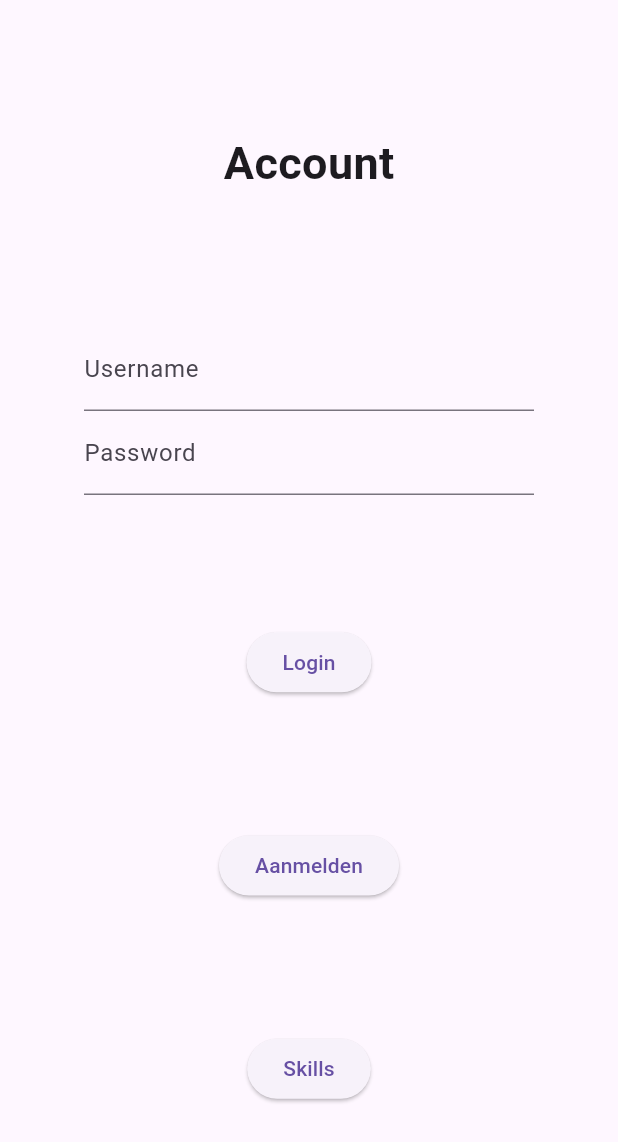
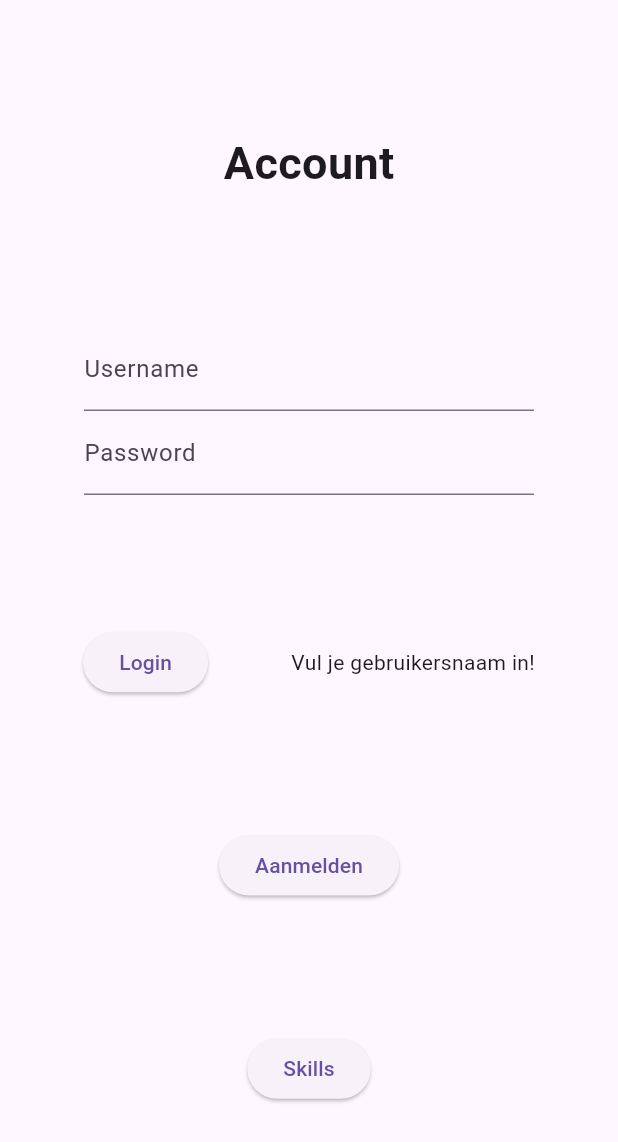
Before and after one commit to GamerCatGirl/MasterThesisApp, a Flutter app: the Profile screen opened by its route, after a tap on "Login", on a phone screen of 412 x 824 dp. Shown: the top 1142 px of the screen. Run offline on Flutter 3.47's test engine with Material 3 defaults, Android fonts, the phone set to English and light mode, and no system bars; our stand-ins replace cloud_firestore, firebase_core, firebase_database, fl_chart, flutter_rating_bar, shared_preferences; accounts and stored records are empty.

Commit message:
preference package

```diff
--- a/lib/main.dart
+++ b/lib/main.dart
@@ -1,5 +1,6 @@
 import 'package:flutter/material.dart';
 import 'package:mathapp/pages/home.dart';
+import 'package:mathapp/pages/learning_path.dart';
 import 'package:mathapp/pages/logic.dart';
 import 'package:mathapp/pages/profile.dart';
 import 'package:mathapp/pages/setting.dart';
@@ -34,6 +35,7 @@ class MyApp extends StatelessWidget {
       // TODO: los routing op!!!!
       routes: {
         '/home': (context) => Home(),
+        '/learning-path': (context) => LearningPath(),
         '/profile': (context) => Profile(),
         '/setting': (context) => Setting(),
         '/signIn': (context) => Signin(),
--- a/lib/pages/profile.dart
+++ b/lib/pages/profile.dart
@@ -1,6 +1,8 @@
 import 'package:flutter/material.dart';
 import 'package:mathapp/components/title.dart';
 import 'package:mathapp/pages/signIn.dart';
+import 'package:cloud_firestore/cloud_firestore.dart';
+import 'package:shared_preferences/shared_preferences.dart';
 
 class Profile extends StatefulWidget {
   const Profile({super.key});
@@ -12,6 +14,9 @@ class Profile extends StatefulWidget {
 class _ProfileState extends State<Profile> {
   final TextEditingController username = TextEditingController();
   final TextEditingController password = TextEditingController();
+  FirebaseFirestore db = FirebaseFirestore.instance;
+
+  String errorLogin = "";
 
   int selectedPage = 0;
 
@@ -37,6 +42,40 @@ class _ProfileState extends State<Profile> {
     Navigator.pushNamed(context, '/skills');
   }
 
+  void login() {
+    var user = username.text;
+    var pass = password.text;
+
+    CollectionReference dbUsers = db.collection("users");
+
+    if (user.isEmpty) {
+      setState(() {
+        errorLogin = "Vul je gebruikersnaam in!";
+      });
+    } else if (pass.isEmpty) {
+      setState(() {
+        errorLogin = "Vull je passwoord in!";
+      });
+    } else {
+      final docRef = dbUsers.doc(username.text);
+      docRef.get().then((doc) {
+        //TODO
+        final data = doc.data() as Map<String, dynamic>;
+        final passCheck = data['password'];
+
+        if (passCheck == pass) {
+          print("logged in");
+        } else {
+          setState(() {
+            errorLogin = "Fout paswoord!";
+          });
+        }
+
+        print(passCheck);
+      });
+    }
+  }
+
   @override
   Widget build(BuildContext context) {
     var inputUsername = SizedBox(
@@ -59,7 +98,7 @@ class _ProfileState extends State<Profile> {
           ),
         ));
 
-    final loginButton = ElevatedButton(onPressed: () {}, child: Text('Login'));
+    final loginButton = ElevatedButton(onPressed: login, child: Text('Login'));
     final signInButton =
         ElevatedButton(onPressed: _ToSignIn, child: Text('Aanmelden'));
     final skillsButton =
@@ -74,7 +113,15 @@ class _ProfileState extends State<Profile> {
         inputUsername,
         inputPassword,
         Spacer(),
-        loginButton,
+        Row(
+          children: [
+            Spacer(),
+            loginButton,
+            Spacer(),
+            Text(errorLogin),
+            Spacer()
+          ],
+        ),
         Spacer(),
         signInButton,
         Spacer(),
--- a/pubspec.yaml
+++ b/pubspec.yaml
@@ -41,6 +41,7 @@ dependencies:
   flutter_rating_bar: ^4.0.1
   fl_chart: ^0.70.2
   syncfusion_flutter_charts: ^28.2.3
+  shared_preferences: ^2.5.1
 
 dev_dependencies:
   flutter_test:
```
Also changed, not shown: pubspec.lock, 1 other file.
